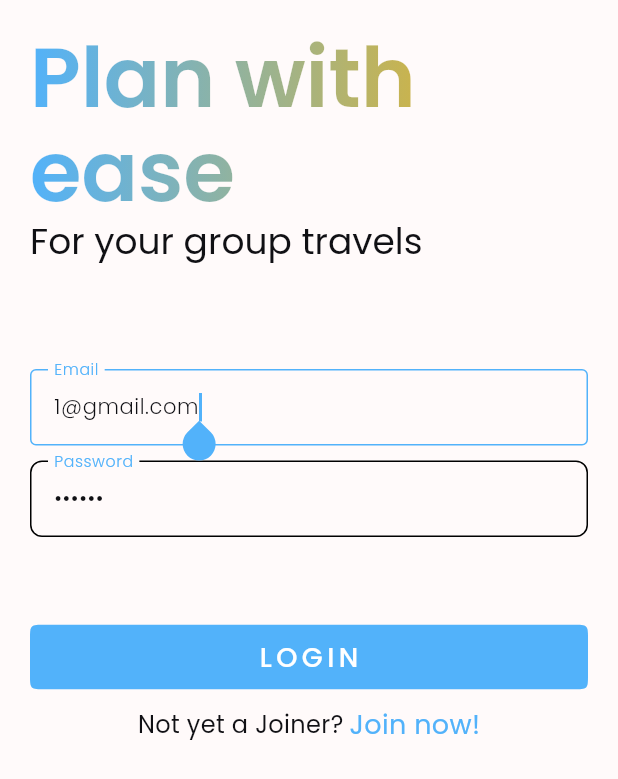
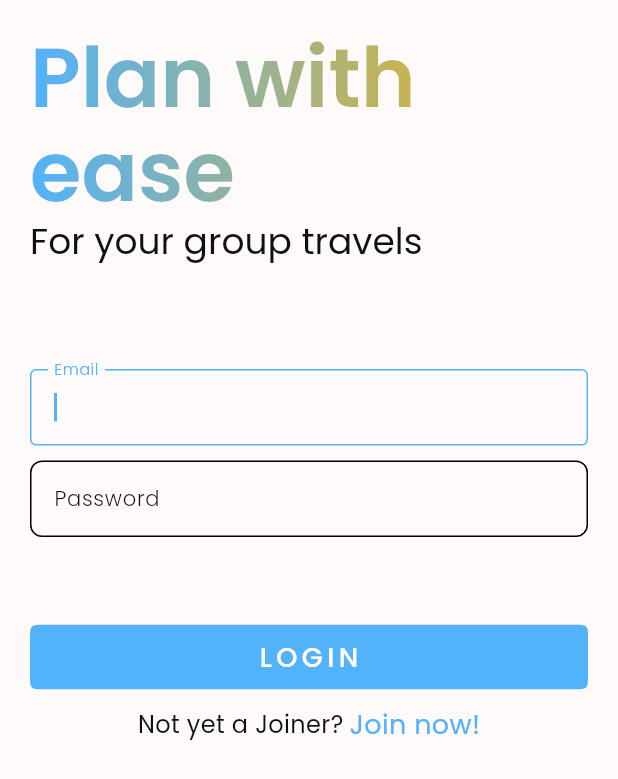
Before and after one commit to igotjulius/joiner_2, a Flutter app: the screen it shows after launch, on a phone screen of 412 x 824 dp. Shown: the top 779 px of the screen. Run offline on Flutter 3.47's test engine with Material 3 defaults, Android fonts, the phone set to English and light mode, and no system bars; our stand-ins replace cached_network_image, carousel_slider, dio, go_router, google_nav_bar, image_picker and 4 more; missing offline and left inert: mapbox_gl; accounts and stored records are empty; generated files the repository leaves out were written again; project files that could hold a hidden picture were left out.

Commit message:
Update dashboard_widget.dart

```diff
--- a/lib/pages/shared_pages/login_page/login_page_widget.dart
+++ b/lib/pages/shared_pages/login_page/login_page_widget.dart
@@ -12,10 +12,8 @@ class LoginPageWidget extends StatefulWidget {
 }
 
 class _LoginPageWidgetState extends State<LoginPageWidget> {
-  TextEditingController _emailController =
-      TextEditingController(text: '1@gmail.com');
-  TextEditingController _passwordController =
-      TextEditingController(text: '123456');
+  TextEditingController _emailController = TextEditingController();
+  TextEditingController _passwordController = TextEditingController();
   String? _errorMessage;
 
   final _formKey = GlobalKey<FormState>();
```
Also changed, not shown: lib/pages/user/dashboard/dashboard_widget.dart (+6 -6 lines).
